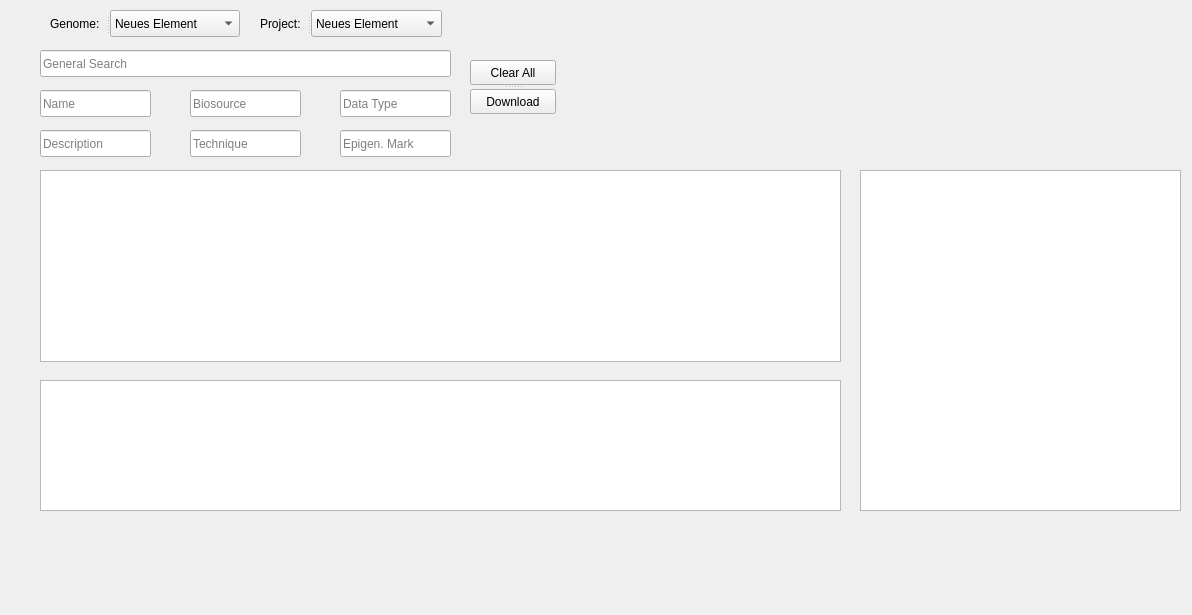
Old version of the form interface/design.ui in the repository Marvin84/reg-gen.
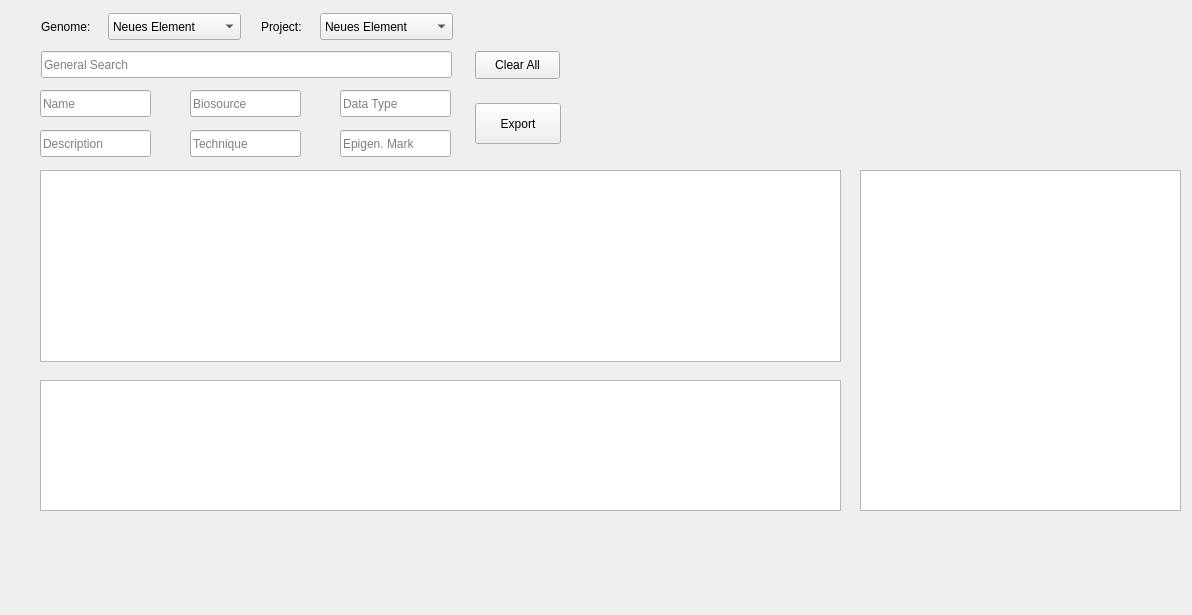
New version of the form.

Commit message: Aligned selection table and refined interface layout

What changed in the file:
```diff
--- a/interface/design.ui
+++ b/interface/design.ui
@@ -116,19 +116,6 @@
     <string>Data Type</string>
    </property>
   </widget>
-  <widget class="QLineEdit" name="lineEditGeneralSearch">
-   <property name="geometry">
-    <rect>
-     <x>40</x>
-     <y>50</y>
-     <width>411</width>
-     <height>27</height>
-    </rect>
-   </property>
-   <property name="placeholderText">
-    <string>General Search</string>
-   </property>
-  </widget>
   <widget class="QTableView" name="dataTableSelected">
    <property name="geometry">
     <rect>
@@ -182,64 +169,110 @@
     <bool>false</bool>
    </attribute>
   </widget>
-  <widget class="QSplitter" name="splitter">
+  <widget class="QPushButton" name="pushButtonExport">
    <property name="geometry">
     <rect>
-     <x>50</x>
-     <y>10</y>
-     <width>190</width>
+     <x>475</x>
+     <y>103</y>
+     <width>86</width>
+     <height>41</height>
+    </rect>
+   </property>
+   <property name="text">
+    <string>Export</string>
+   </property>
+  </widget>
+  <widget class="QLineEdit" name="lineEditGeneralSearch">
+   <property name="geometry">
+    <rect>
+     <x>41</x>
+     <y>51</y>
+     <width>411</width>
      <height>27</height>
     </rect>
    </property>
-   <property name="orientation">
-    <enum>Qt::Horizontal</enum>
+   <property name="placeholderText">
+    <string>General Search</string>
    </property>
+  </widget>
+  <widget class="QPushButton" name="pushButtonClear">
+   <property name="geometry">
+    <rect>
+     <x>475</x>
+     <y>51</y>
+     <width>85</width>
+     <height>28</height>
+    </rect>
+   </property>
+   <property name="text">
+    <string>Clear All</string>
+   </property>
+  </widget>
    <widget class="QLabel" name="label">
+   <property name="geometry">
+    <rect>
+     <x>41</x>
+     <y>18</y>
+     <width>61</width>
+     <height>17</height>
+    </rect>
+   </property>
     <property name="text">
      <string>Genome:</string>
     </property>
    </widget>
    <widget class="QComboBox" name="comboBoxGenome">
-    <item>
-     <property name="text">
-      <string>Neues Element</string>
-     </property>
-    </item>
-    <item>
-     <property name="text">
-      <string>bbbbbb</string>
-     </property>
-    </item>
-    <item>
-     <property name="text">
-      <string>jjutr</string>
-     </property>
-    </item>
-    <item>
-     <property name="text">
-      <string>sagege</string>
-     </property>
-    </item>
-   </widget>
-  </widget>
-  <widget class="QSplitter" name="splitter_2">
    <property name="geometry">
     <rect>
-     <x>260</x>
-     <y>10</y>
-     <width>182</width>
+     <x>108</x>
+     <y>13</y>
+     <width>133</width>
      <height>27</height>
     </rect>
    </property>
-   <property name="orientation">
-    <enum>Qt::Horizontal</enum>
-   </property>
+   <item>
+    <property name="text">
+     <string>Neues Element</string>
+    </property>
+   </item>
+   <item>
+    <property name="text">
+     <string>bbbbbb</string>
+    </property>
+   </item>
+   <item>
+    <property name="text">
+     <string>jjutr</string>
+    </property>
+   </item>
+   <item>
+    <property name="text">
+     <string>sagege</string>
+    </property>
+   </item>
+  </widget>
    <widget class="QLabel" name="label_2">
+   <property name="geometry">
+    <rect>
+     <x>261</x>
+     <y>18</y>
+     <width>53</width>
+     <height>17</height>
+    </rect>
+   </property>
     <property name="text">
      <string>Project:</string>
     </property>
    </widget>
    <widget class="QComboBox" name="comboBoxProject">
+   <property name="geometry">
+    <rect>
+     <x>320</x>
+     <y>13</y>
+     <width>133</width>
+     <height>27</height>
+    </rect>
+   </property>
     <item>
      <property name="text">
       <string>Neues Element</string>
@@ -260,30 +293,6 @@
       <string>sagege</string>
      </property>
     </item>
-   </widget>
-  </widget>
-  <widget class="QSplitter" name="splitter_3">
-   <property name="geometry">
-    <rect>
-     <x>470</x>
-     <y>60</y>
-     <width>86</width>
-     <height>54</height>
-    </rect>
-   </property>
-   <property name="orientation">
-    <enum>Qt::Vertical</enum>
-   </property>
-   <widget class="QPushButton" name="pushButtonClear">
-    <property name="text">
-     <string>Clear All</string>
-    </property>
-   </widget>
-   <widget class="QPushButton" name="buttonDownload">
-    <property name="text">
-     <string>Download</string>
-    </property>
-   </widget>
   </widget>
  </widget>
  <resources/>
```
Left out of the diff: 3 changed lines with no effect on the pictures. Lines whose indentation alone changed are shown as unchanged. The commit also changes 2 other files.
